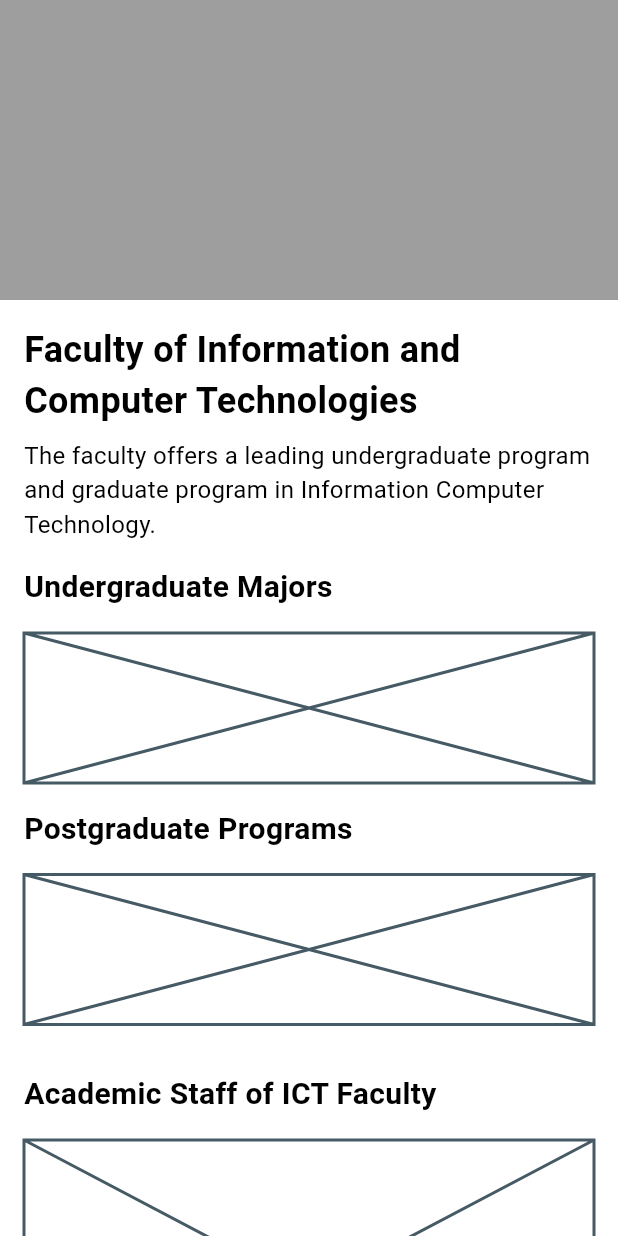
After one commit to DarothKush/MobileInfo, a Flutter app: the FacultyOfComputerSciencePage screen opened by its route, on a phone screen of 412 x 824 dp. The commit adds this screen. Run offline on Flutter 3.47's test engine with Material 3 defaults, Android fonts, the phone set to English and light mode, and no system bars; missing offline and left inert: expandable_menu.

Commit message:
+faculties

```diff
--- /dev/null
+++ b/lib/faculties/facultyOfComputerScience_page.dart
@@ -0,0 +1,79 @@
+import 'package:flutter/material.dart';
+
+class FacultyOfComputerSciencePage extends StatelessWidget {
+  const FacultyOfComputerSciencePage({super.key});
+
+  @override
+  Widget build(BuildContext context) {
+    return Scaffold(
+      body: SingleChildScrollView(
+        child: Column(
+          crossAxisAlignment: CrossAxisAlignment.start,
+          children: [
+            // Placeholder for Faculty banner image
+            Container(
+              height: 200,
+              color: Colors.grey, // Placeholder color for the banner image
+            ),
+            Padding(
+              padding: const EdgeInsets.all(16.0),
+              child: Column(
+                crossAxisAlignment: CrossAxisAlignment.start,
+                children: const [
+                  // Faculty Title
+                  Text(
+                    'Faculty of Information and Computer Technologies',
+                    style: TextStyle(fontSize: 24, fontWeight: FontWeight.bold),
+                  ),
+                  SizedBox(height: 8),
+                  // Faculty Description
+                  Text(
+                    'The faculty offers a leading undergraduate program and graduate program in Information Computer Technology.',
+                    style: TextStyle(fontSize: 16),
+                  ),
+                  SizedBox(height: 16),
+                  // Undergraduate and Postgraduate Majors Section
+                  Text(
+                    'Undergraduate Majors',
+                    style: TextStyle(fontSize: 20, fontWeight: FontWeight.bold),
+                  ),
+                  SizedBox(height: 16),
+                  // Undergraduate Majors Placeholder Widgets
+                  Placeholder(fallbackHeight: 100),
+                  SizedBox(height: 16),
+                  Text(
+                    'Postgraduate Programs',
+                    style: TextStyle(fontSize: 20, fontWeight: FontWeight.bold),
+                  ),
+                  SizedBox(height: 16),
+                  Placeholder(fallbackHeight: 100),
+                  SizedBox(height: 32),
+                  // Academic Staff Section
+                  Text(
+                    'Academic Staff of ICT Faculty',
+                    style: TextStyle(fontSize: 20, fontWeight: FontWeight.bold),
+                  ),
+                  SizedBox(height: 16),
+                  // Academic Staff Placeholder Widgets
+                  Placeholder(fallbackHeight: 200),
+                  SizedBox(height: 32),
+                  // Why Study Here Section
+                  Text(
+                    'Why study here?',
+                    style: TextStyle(fontSize: 20, fontWeight: FontWeight.bold),
+                  ),
+                  SizedBox(height: 8),
+                  Text(
+                    'The faculty has MS Innovation Lab as a research and innovation facility...',
+                    style: TextStyle(fontSize: 16),
+                  ),
+                  SizedBox(height: 16),
+                ],
+              ),
+            ),
+          ],
+        ),
+      ),
+    );
+  }
+}
```
Also changed, not shown: lib/faculties/facultyOfEconomic_page.dart (added, +69 -0 lines), lib/faculties/facultyOfEngineering_page.dart (added, +68 -0 lines), lib/main.dart (+32 -5 lines).
